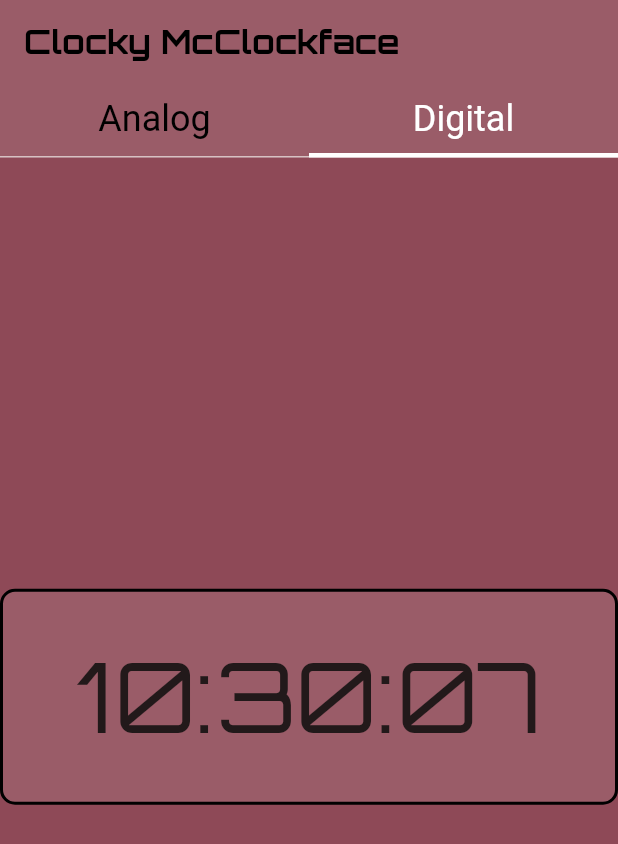
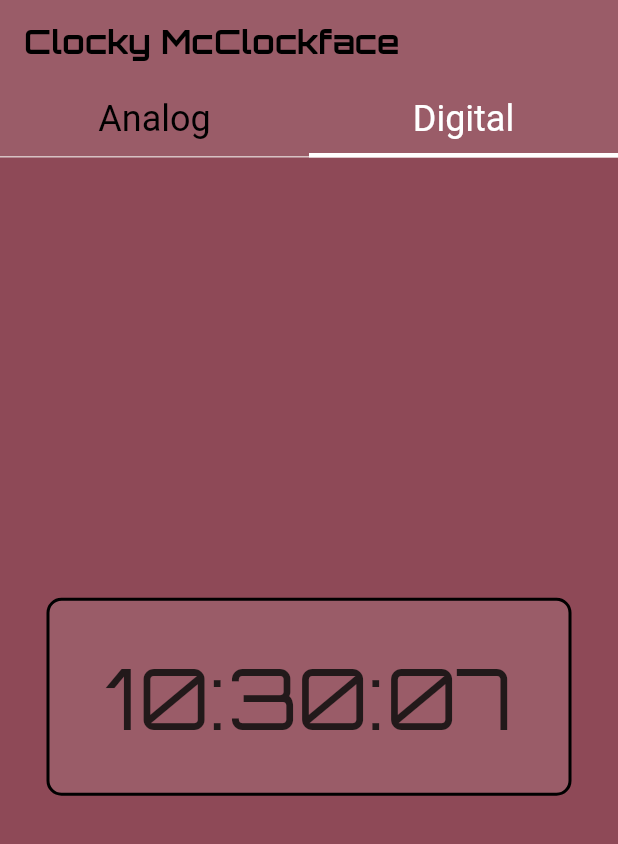
Before and after one commit to Toglefritz/clocky_mc_clockface, a Flutter app: the screen it shows after launch, on a phone screen of 412 x 824 dp. Shown: the top 844 px of the screen. Run offline on Flutter 3.47's test engine with Material 2 defaults, Android fonts, the phone set to English and light mode, and no system bars; our stand-ins replace analog_clock, google_fonts; generated files the repository leaves out were written again.

```diff
--- a/lib/components/clock.dart
+++ b/lib/components/clock.dart
@@ -82,7 +82,7 @@ class Clock extends StatelessWidget {
           // Digital clock
           if (clockType == ClockType.digital) {
             return Container(
-              width: 450,
+              width: 350,
               decoration: BoxDecoration(
                 border: Border.all(
                   width: 2.0,
@@ -96,7 +96,7 @@ class Clock extends StatelessWidget {
                 child: Text(
                   '${hours.toZeroPaddedString()}:${minutes.toZeroPaddedString()}:${seconds.toZeroPaddedString()}',
                   style: GoogleFonts.orbitron().copyWith(
-                    fontSize: 64,
+                    fontSize: 56,
                   ),
                   textAlign: TextAlign.center,
                 ),
```
Also changed, not shown: 3 other files.
